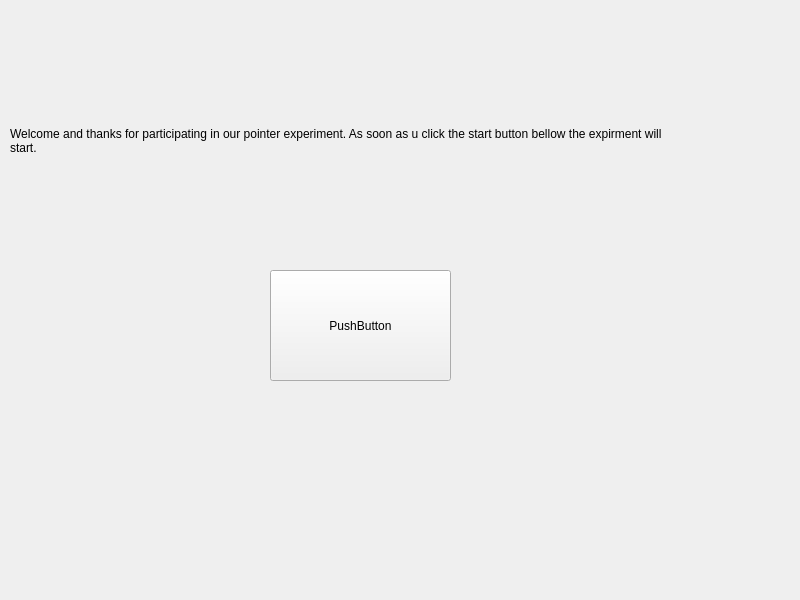
First picture: the form in pointing.ui, repository ITT-21SS-UR/assignment-04-jm, before the edit.
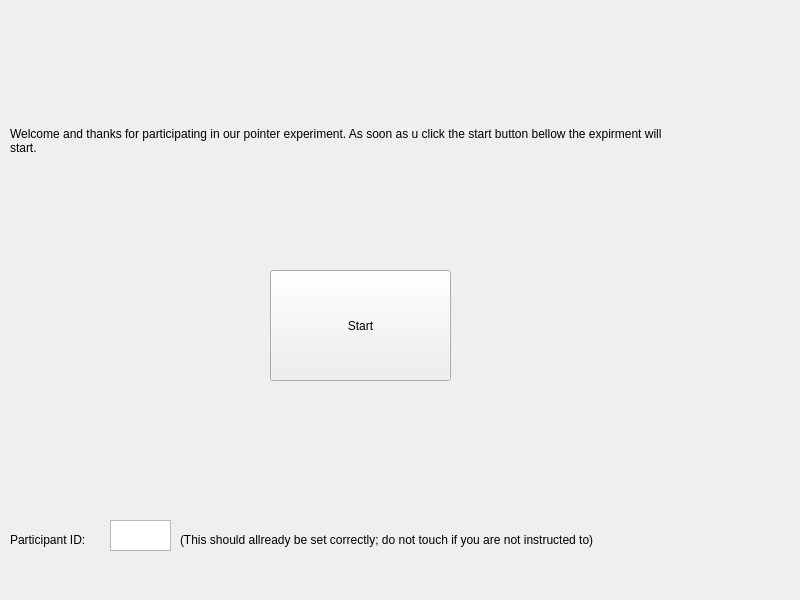
Second picture: the form after the edit. The open tabs and pages were chosen to show the change.

Commit message: Added participant id and thank you screen to ui

What changed in the file:
```diff
--- a/pointing.ui
+++ b/pointing.ui
@@ -63,7 +63,43 @@
       </rect>
      </property>
      <property name="text">
-      <string>PushButton</string>
+      <string>Start</string>
+     </property>
+    </widget>
+    <widget class="QPlainTextEdit" name="participantIdTextBox">
+     <property name="geometry">
+      <rect>
+       <x>110</x>
+       <y>520</y>
+       <width>61</width>
+       <height>31</height>
+      </rect>
+     </property>
+    </widget>
+    <widget class="QLabel" name="participantIdLabel">
+     <property name="geometry">
+      <rect>
+       <x>10</x>
+       <y>530</y>
+       <width>111</width>
+       <height>19</height>
+      </rect>
+     </property>
+     <property name="text">
+      <string>Participant ID:</string>
+     </property>
+    </widget>
+    <widget class="QLabel" name="participantIdInfo">
+     <property name="geometry">
+      <rect>
+       <x>180</x>
+       <y>530</y>
+       <width>521</width>
+       <height>19</height>
+      </rect>
+     </property>
+     <property name="text">
+      <string>(This should allready be set correctly; do not touch if you are not instructed to)</string>
      </property>
     </widget>
    </widget>
```
Left out of the diff: 32 changed lines with no effect on the pictures.
